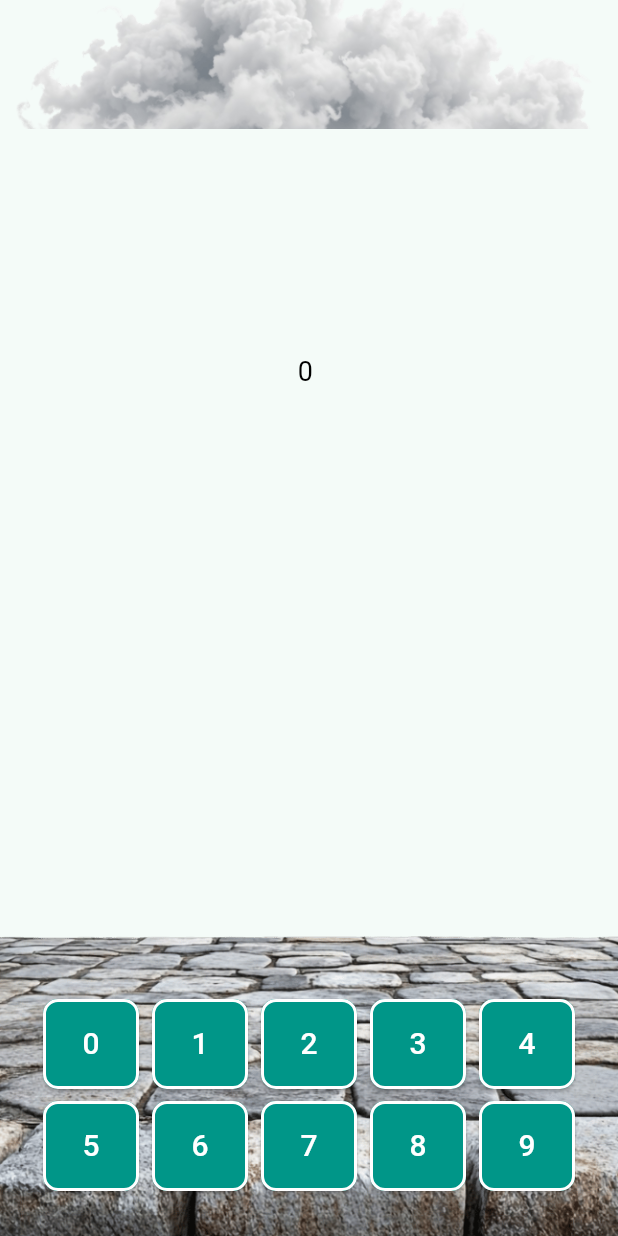
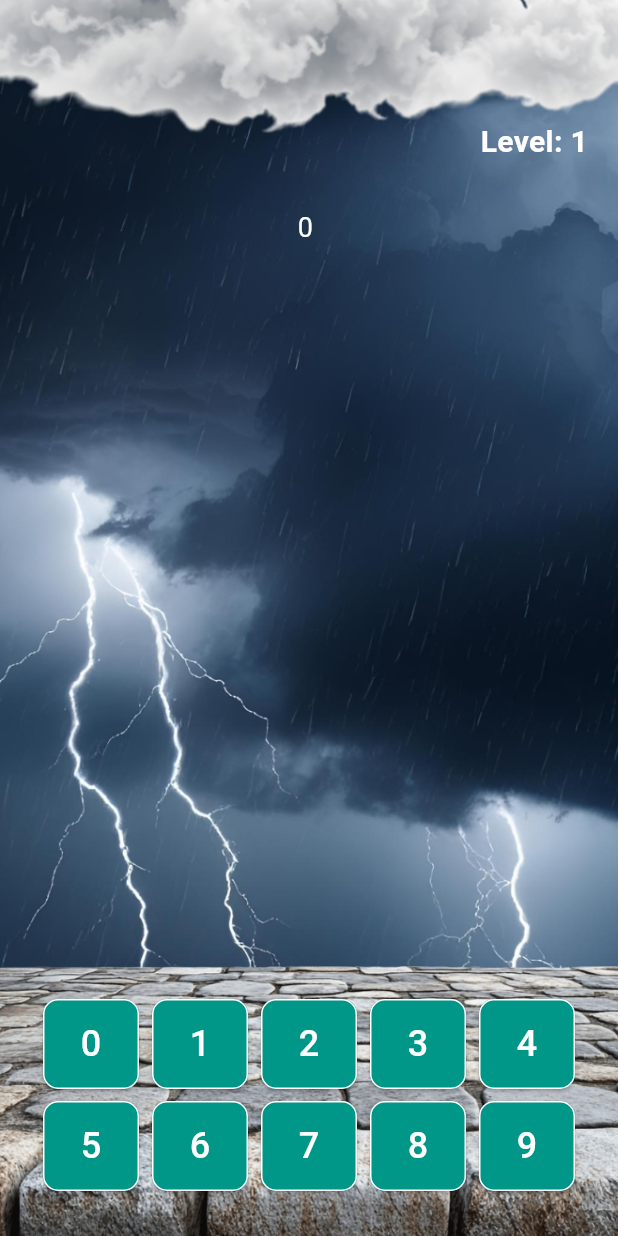
Before and after one commit to juansabaye/falling_numbers, a Flutter app: the HomePage screen opened directly, on a phone screen of 412 x 824 dp. Run offline on Flutter 3.47's test engine with Material 3 defaults, Android fonts, the phone set to English and light mode, and no system bars; our stand-ins replace shared_preferences; accounts and stored records are empty.

```diff
--- /dev/null
+++ b/devtools_options.yaml
@@ -0,0 +1,3 @@
+description: This file stores settings for Dart & Flutter DevTools.
+documentation: https://docs.flutter.dev/tools/devtools/extensions#configure-extension-enablement-states
+extensions:
--- a/lib/app/atoms/cloud_widget.dart
+++ b/lib/app/atoms/cloud_widget.dart
@@ -6,11 +6,11 @@ class CloudWidget extends StatelessWidget {
   @override
   Widget build(BuildContext context) {
     return Container(
-      height: kToolbarHeight + MediaQuery.of(context).padding.top + 30,
+      height: 396,
       decoration: const BoxDecoration(
         image: DecorationImage(
           image: AssetImage('assets/images/clouds.png'),
-          fit: BoxFit.cover,
+          fit: BoxFit.fitWidth,
         ),
       ),
     );
--- a/lib/app/atoms/ground_widget.dart
+++ b/lib/app/atoms/ground_widget.dart
@@ -6,7 +6,7 @@ class GroundWidget extends StatelessWidget {
   @override
   Widget build(BuildContext context) {
     return Container(
-      height: 200,
+      height: 180,
       width: double.infinity,
       decoration: const BoxDecoration(
         image: DecorationImage(
--- a/lib/app/atoms/keyboard.dart
+++ b/lib/app/atoms/keyboard.dart
@@ -28,14 +28,14 @@ class KeyBoard extends StatelessWidget {
                     ),
                   ),
                   side: WidgetStateProperty.all<BorderSide>(
-                    BorderSide(color: Colors.white, width: 2),
+                    BorderSide(color: Colors.white, width: 1),
                   ),
 
                   backgroundColor: WidgetStateProperty.all<Color>(Colors.teal),
                 ),
                 child: Text(
                   '$index',
-                  style: TextStyle(color: Colors.white, fontSize: 20),
+                  style: TextStyle(color: Colors.white, fontSize: 24),
                 ),
               );
             }),
@@ -52,7 +52,7 @@ class KeyBoard extends StatelessWidget {
                 style: ButtonStyle(
                   fixedSize: WidgetStateProperty.all(Size(double.infinity, 60)),
                   side: WidgetStateProperty.all<BorderSide>(
-                    BorderSide(color: Colors.white, width: 2),
+                    BorderSide(color: Colors.white, width: 1),
                   ),
                   shape: WidgetStateProperty.all<RoundedRectangleBorder>(
                     RoundedRectangleBorder(
@@ -63,7 +63,7 @@ class KeyBoard extends StatelessWidget {
                 ),
                 child: Text(
                   '${index + 5}',
-                  style: TextStyle(color: Colors.white, fontSize: 20),
+                  style: TextStyle(color: Colors.white, fontSize: 24),
                 ),
               );
             }),
--- /dev/null
+++ b/lib/app/atoms/level_counter.dart
@@ -0,0 +1,20 @@
+import 'package:falling_numbers/app/controller/game_controller.dart';
+import 'package:flutter/material.dart';
+import 'package:provider/provider.dart';
+
+class LevelCounter extends StatelessWidget {
+  const LevelCounter({super.key});
+
+  @override
+  Widget build(BuildContext context) {
+    final controller = context.watch<GameController>();
+    return Text(
+      'Level: ${controller.dropCount}',
+      style: TextStyle(
+        color: Colors.white,
+        fontSize: 20,
+        fontWeight: FontWeight.bold,
+      ),
+    );
+  }
+}
--- a/lib/app/atoms/number_drop.dart
+++ b/lib/app/atoms/number_drop.dart
@@ -38,7 +38,7 @@ class _NumberDropState extends State<NumberDrop>
         if (value >= MediaQuery.of(context).size.height - 200) {
           WidgetsBinding.instance.addPostFrameCallback((_) {
             var controller = context.read<GameController>();
-            controller.finishGame();
+            controller.finishGame(controller);
           });
         }
         return Positioned(
@@ -47,7 +47,7 @@ class _NumberDropState extends State<NumberDrop>
           child: Center(
             child: Text(
               '${widget.number}',
-              style: const TextStyle(color: Colors.black, fontSize: 18),
+              style: const TextStyle(color: Colors.white, fontSize: 18),
             ),
           ),
         );
--- a/lib/app/views/home_page.dart
+++ b/lib/app/views/home_page.dart
@@ -1,6 +1,7 @@
 import 'package:falling_numbers/app/atoms/cloud_widget.dart';
 import 'package:falling_numbers/app/atoms/ground_widget.dart';
 import 'package:falling_numbers/app/atoms/keyboard.dart';
+import 'package:falling_numbers/app/atoms/level_counter.dart';
 import 'package:falling_numbers/app/controller/game_controller.dart';
 import 'package:falling_numbers/app/views/rain_view.dart';
 import 'package:flutter/material.dart';
@@ -19,19 +20,35 @@ class _HomePageState extends State<HomePage> {
     return ChangeNotifierProvider(
       create: (BuildContext context) => GameController(),
       child: Scaffold(
-        body: Stack(
+        body: Container(
+          decoration: const BoxDecoration(
+            image: DecorationImage(
+              image: AssetImage('assets/images/b.png'),
+              fit: BoxFit.cover,
+            ),
+          ),
+          child: Stack(
+            fit: StackFit.loose,
             children: [
               Positioned(
-              top: kToolbarHeight + MediaQuery.of(context).padding.top,
+                top: 0,
                 left: 0,
                 right: 0,
-              bottom: 200,
+                bottom: 0,
                 child: RainView(),
               ),
-            Positioned(top: 0, left: 0, right: 0, child: CloudWidget()),
+
+              Positioned(
+                top: -kToolbarHeight * 1.5,
+                left: 0,
+                right: 0,
+                child: CloudWidget(),
+              ),
               Positioned(left: 0, right: 0, bottom: 0, child: GroundWidget()),
               Positioned(bottom: 0, left: 0, right: 0, child: KeyBoard()),
+              Positioned(top: 80, right: 20, child: LevelCounter()),
             ],
+          ),
         ),
       ),
     );
--- a/lib/app/views/rain_view.dart
+++ b/lib/app/views/rain_view.dart
@@ -21,8 +21,8 @@ class RainViewState extends State<RainView> {
 
   @override
   Widget build(BuildContext context) {
-    var controller = context.watch<GameController>();
-    var activeDrops = controller.activeDrops;
+    var provider = context.watch<GameController>();
+    var activeDrops = provider.activeDrops;
     return Stack(children: activeDrops);
   }
 }
```
Also changed, not shown: lib/app/atoms/modal_game_over.dart (+70 -12 lines), lib/app/controller/game_controller.dart (+23 -4 lines), lib/app/views/splash_page.dart (+15 -12 lines), pubspec.yaml (+9 -6 lines), assets/images/b.png (added), assets/images/background.jpg (deleted), assets/images/background.png (added), assets/images/clouds.png, assets/images/icon.png (added), pubspec.lock, 39 other files. Lines whose indentation alone changed are shown as unchanged.
